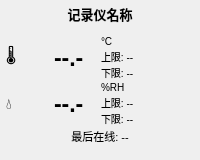
The window that ui/sensorwidget.ui (1034569185/1034569185) describes before a commit, drawn with Qt 5.
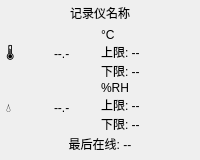
The same window after the commit.

Commit message:
Polish QSS skin integration and remove inline style overrides
Agent-Logs-Url: https://github.com/1034569185/1034569185/sessions/25855561-4c25-4243-ade2-edfe54ba42ff

The edit to the form file:
```diff
--- a/ui/sensorwidget.ui
+++ b/ui/sensorwidget.ui
@@ -22,9 +22,6 @@
     <height>185</height>
    </size>
   </property>
-  <property name="styleSheet">
-   <string/>
-  </property>
   <layout class="QVBoxLayout" name="verticalLayout">
    <property name="leftMargin">
     <number>6</number>
@@ -50,9 +47,6 @@
      <property name="alignment">
       <set>Qt::AlignHCenter</set>
      </property>
-     <property name="styleSheet">
-      <string>QLabel { font-size: 13px; font-weight: bold; }</string>
-     </property>
     </widget>
    </item>
    <item>
@@ -67,9 +61,6 @@
            <property name="text">
             <string>🌡</string>
            </property>
-           <property name="styleSheet">
-            <string>QLabel { font-size: 15px; }</string>
-           </property>
           </widget>
          </item>
          <item>
@@ -77,9 +68,6 @@
            <property name="text">
             <string>--.-</string>
            </property>
-           <property name="styleSheet">
-            <string>QLabel { font-size: 23px; font-weight: bold; }</string>
-           </property>
           </widget>
          </item>
         </layout>
@@ -91,9 +79,6 @@
            <property name="text">
             <string>💧</string>
            </property>
-           <property name="styleSheet">
-            <string>QLabel { font-size: 15px; }</string>
-           </property>
           </widget>
          </item>
          <item>
@@ -101,9 +86,6 @@
            <property name="text">
             <string>--.-</string>
            </property>
-           <property name="styleSheet">
-            <string>QLabel { font-size: 23px; font-weight: bold; }</string>
-           </property>
           </widget>
          </item>
         </layout>
@@ -121,9 +103,6 @@
          <property name="text">
           <string>°C</string>
          </property>
-         <property name="styleSheet">
-          <string>QLabel { font-size: 10px; }</string>
-         </property>
         </widget>
        </item>
        <item>
@@ -131,9 +110,6 @@
          <property name="text">
           <string>上限: --</string>
          </property>
-         <property name="styleSheet">
-          <string>QLabel { font-size: 10px; }</string>
-         </property>
         </widget>
        </item>
        <item>
@@ -141,9 +117,6 @@
          <property name="text">
           <string>下限: --</string>
          </property>
-         <property name="styleSheet">
-          <string>QLabel { font-size: 10px; }</string>
-         </property>
         </widget>
        </item>
        <item>
@@ -151,9 +124,6 @@
          <property name="text">
           <string>%RH</string>
          </property>
-         <property name="styleSheet">
-          <string>QLabel { font-size: 10px; }</string>
-         </property>
         </widget>
        </item>
        <item>
@@ -161,9 +131,6 @@
          <property name="text">
           <string>上限: --</string>
          </property>
-         <property name="styleSheet">
-          <string>QLabel { font-size: 10px; }</string>
-         </property>
         </widget>
        </item>
        <item>
@@ -171,9 +138,6 @@
          <property name="text">
           <string>下限: --</string>
          </property>
-         <property name="styleSheet">
-          <string>QLabel { font-size: 10px; }</string>
-         </property>
         </widget>
        </item>
       </layout>
@@ -189,9 +153,6 @@
      <property name="alignment">
       <set>Qt::AlignHCenter</set>
      </property>
-     <property name="styleSheet">
-      <string>QLabel { font-size: 11px; }</string>
-     </property>
     </widget>
    </item>
   </layout>
```
The commit also changes 13 other files.
